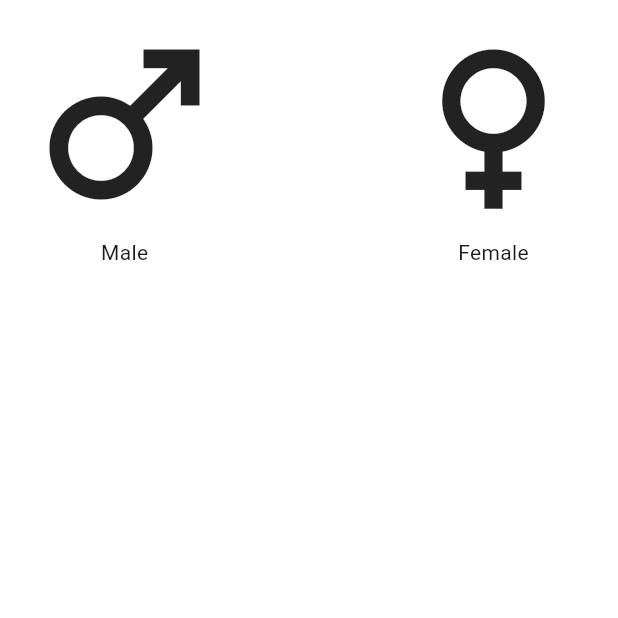
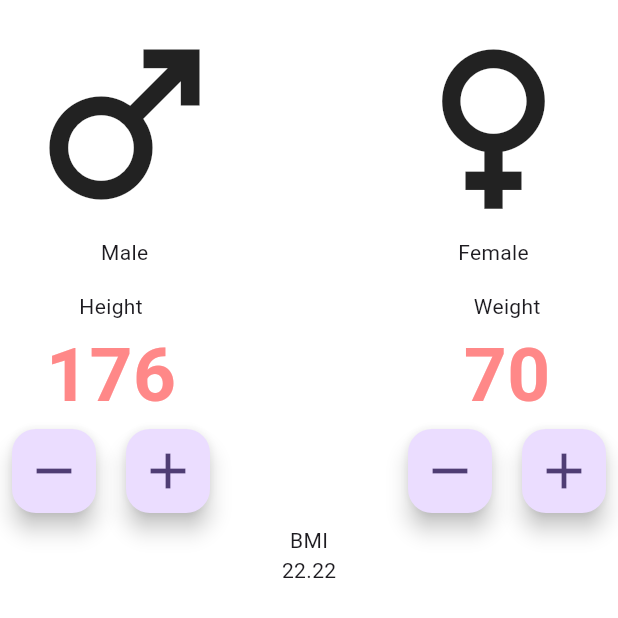
Before and after one commit to JanudaBethmin/Flutter-BMI-Calculator, a Flutter app: the screen it shows after launch, on a phone screen of 412 x 824 dp, the top half of it. Run offline on Flutter 3.47's test engine with Material 3 defaults, Android fonts, the phone set to English and light mode, and no system bars.

Commit message:
made the basic structure of the UI

```diff
--- a/lib/main_page.dart
+++ b/lib/main_page.dart
@@ -45,7 +45,73 @@ class _MainPageState extends State<MainPage> {
               ),
               Row(
                 children: [
-
+                  // Warpped by a padding widget
+                  Padding(
+                    padding: EdgeInsets.all(8.0),
+                    child: Column(
+                      children: [
+                        Text("Height"),
+                        // Added styles for the Text using style: TextStyle()
+                        Text("176",
+                        style: TextStyle(
+                          color: Color(0xFFFF8888),
+                          fontSize: 50, fontWeight:
+                          FontWeight.bold)
+                        ),
+                        Row(
+                          children: [
+                            FloatingActionButton(
+                              onPressed: null,
+                              child: Icon(Icons.remove, size: 40)
+                            ),
+                            SizedBox(width: 20), // You can't add a spacer here. Flutter can't identify how mush space it as.
+                            // So we use a Sized box. It is a constant space that has a fixed size.
+                            FloatingActionButton(
+                              onPressed: null,
+                              child: Icon(Icons.add, size: 40)
+                            ),
+                          ],
+                        ),
+                      ],
+                    ),
+                  ),
+                  Spacer(), // Creates a space between widgets while getting the maximum space as it can get.
+                  // Warpped by a padding widget
+                  Padding(
+                    padding: EdgeInsets.all(8.0),
+                    child: Column(
+                      children: [
+                        Text("Weight"),
+                        // Added styles for the Text using style: TextStyle()
+                        Text("70",
+                        style: TextStyle(
+                          color: Color(0xFFFF8888),
+                          fontSize: 50, fontWeight:
+                          FontWeight.bold)
+                        ),
+                        Row(
+                          children: [
+                            FloatingActionButton(
+                              onPressed: null,
+                              child: Icon(Icons.remove, size: 40)
+                            ),
+                            SizedBox(width: 20), // You can't add a spacer here. Flutter can't identify how mush space it as.
+                            // So we use a Sized box. It is a constant space that has a fixed size.
+                            FloatingActionButton(
+                              onPressed: null,
+                              child: Icon(Icons.add, size: 40)
+                            ),
+                          ],
+                        ),
+                      ],
+                    ),
+                  ),
+                ],
+              ),
+              Column(
+                children: [
+                  Text("BMI"),
+                  Text("22.22"),
                 ],
               ),
             ],
```
